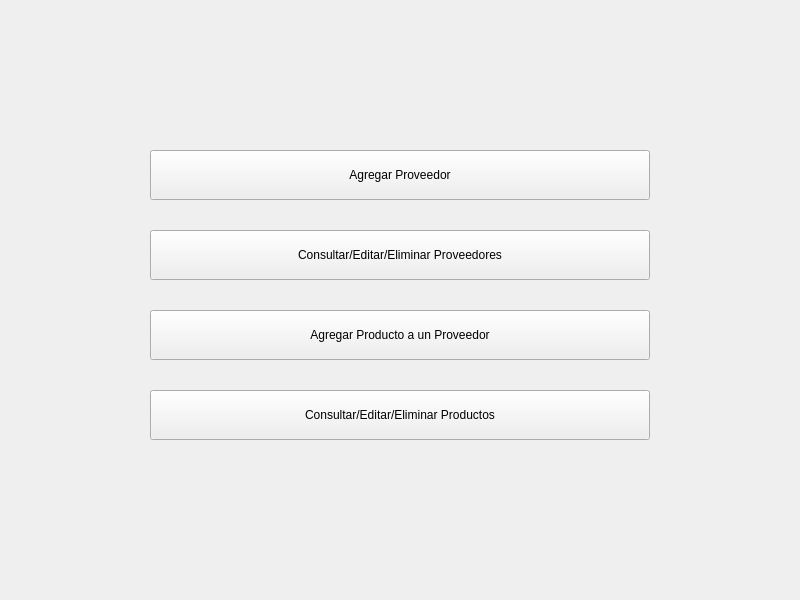
This is proveedores/proveedores.ui in Frakinatra/topicos-desarollo as Qt 5 draws it before an edit. The edited form follows.
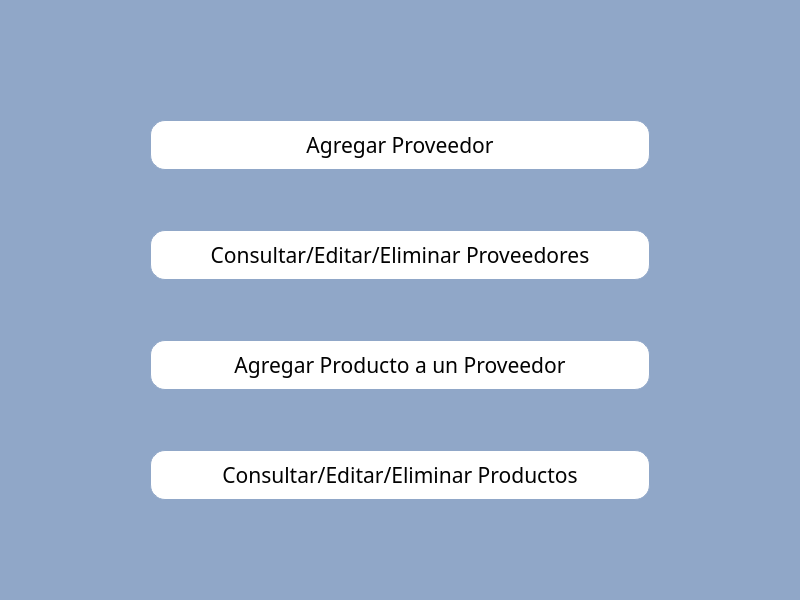
This is the edited form. Icons and pictures are not drawn.

Patch:
```diff
--- a/proveedores/proveedores.ui
+++ b/proveedores/proveedores.ui
@@ -12,15 +12,55 @@
   <property name="windowTitle">
    <string>Módulo de Proveedores</string>
   </property>
+  <widget class="QFrame" name="frame">
+   <property name="geometry">
+    <rect>
+     <x>0</x>
+     <y>0</y>
+     <width>800</width>
+     <height>600</height>
+    </rect>
+   </property>
+   <property name="font">
+    <font>
+     <family>Arial Rounded MT Bold</family>
+     <pointsize>16</pointsize>
+    </font>
+   </property>
+   <property name="styleSheet">
+    <string notr="true">color: rgb(2, 2, 2);
+background-color: qlineargradient(spread:pad, x1:0, y1:0, x2:0, y2:1, stop:0 rgba(255, 0, 0, 255), stop:0.339795 rgba(255, 0, 0, 255), stop:0.339799 rgba(255, 255, 255, 255), stop:0.662444 rgba(255, 255, 255, 255), stop:0.662469 rgba(0, 0, 255, 255), stop:1 rgba(0, 0, 255, 255));
+background-color: rgb(144, 167, 200);</string>
+   </property>
   <widget class="QPushButton" name="btnAgregarProveedor">
    <property name="geometry">
     <rect>
      <x>150</x>
-     <y>150</y>
+      <y>120</y>
      <width>500</width>
      <height>50</height>
     </rect>
    </property>
+    <property name="font">
+     <font>
+      <family>Arial Rounded MT Bold</family>
+      <pointsize>16</pointsize>
+     </font>
+    </property>
+    <property name="styleSheet">
+     <string notr="true">QPushButton{
+    font-family: &quot;Arial Rounded MT Bold&quot;;
+    font-size: 16pt;
+    background-color: rgb(255, 255, 255);
+    border-radius: 15px;
+    border: 1px solid rgb(144, 167, 200);
+}
+
+QPushButton:hover{
+    background-color: rgb(227, 227, 227);
+    border: 1px solid rgb(120, 140, 180);
+}</string>
+    </property>
    <property name="text">
     <string>Agregar Proveedor</string>
    </property>
@@ -34,6 +74,26 @@
      <height>50</height>
     </rect>
    </property>
+    <property name="font">
+     <font>
+      <family>Arial Rounded MT Bold</family>
+      <pointsize>16</pointsize>
+     </font>
+    </property>
+    <property name="styleSheet">
+     <string notr="true">QPushButton{
+    font-family: &quot;Arial Rounded MT Bold&quot;;
+    font-size: 16pt;
+    background-color: rgb(255, 255, 255);
+    border-radius: 15px;
+    border: 1px solid rgb(144, 167, 200);
+}
+
+QPushButton:hover{
+    background-color: rgb(227, 227, 227);
+    border: 1px solid rgb(120, 140, 180);
+}</string>
+    </property>
    <property name="text">
     <string>Consultar/Editar/Eliminar Proveedores</string>
    </property>
@@ -42,11 +102,31 @@
    <property name="geometry">
     <rect>
      <x>150</x>
-     <y>310</y>
+      <y>340</y>
      <width>500</width>
      <height>50</height>
     </rect>
    </property>
+    <property name="font">
+     <font>
+      <family>Arial Rounded MT Bold</family>
+      <pointsize>16</pointsize>
+     </font>
+    </property>
+    <property name="styleSheet">
+     <string notr="true">QPushButton{
+    font-family: &quot;Arial Rounded MT Bold&quot;;
+    font-size: 16pt;
+    background-color: rgb(255, 255, 255);
+    border-radius: 15px;
+    border: 1px solid rgb(144, 167, 200);
+}
+
+QPushButton:hover{
+    background-color: rgb(227, 227, 227);
+    border: 1px solid rgb(120, 140, 180);
+}</string>
+    </property>
    <property name="text">
     <string>Agregar Producto a un Proveedor</string>
    </property>
@@ -55,14 +135,75 @@
    <property name="geometry">
     <rect>
      <x>150</x>
-     <y>390</y>
+      <y>450</y>
      <width>500</width>
      <height>50</height>
     </rect>
    </property>
+    <property name="font">
+     <font>
+      <family>Arial Rounded MT Bold</family>
+      <pointsize>16</pointsize>
+     </font>
+    </property>
+    <property name="styleSheet">
+     <string notr="true">QPushButton{
+    font-family: &quot;Arial Rounded MT Bold&quot;;
+    font-size: 16pt;
+    background-color: rgb(255, 255, 255);
+    border-radius: 15px;
+    border: 1px solid rgb(144, 167, 200);
+}
+
+QPushButton:hover{
+    background-color: rgb(227, 227, 227);
+    border: 1px solid rgb(120, 140, 180);
+}</string>
+    </property>
    <property name="text">
     <string>Consultar/Editar/Eliminar Productos</string>
    </property>
+   </widget>
+   <widget class="QLabel" name="regresar">
+    <property name="geometry">
+     <rect>
+      <x>20</x>
+      <y>20</y>
+      <width>90</width>
+      <height>90</height>
+     </rect>
+    </property>
+    <property name="font">
+     <font>
+      <family>Arial Rounded MT Bold</family>
+      <pointsize>16</pointsize>
+     </font>
+    </property>
+    <property name="styleSheet">
+     <string>
+        QLabel {
+            font-family: &quot;Arial Rounded MT Bold&quot;;
+            font-size: 16pt;
+            border-radius: 10px;
+        }
+        QLabel:hover {
+            background-color: #ccc;
+        }
+        QLabel:pressed {
+            background-color: #aaa;
+        }
+     </string>
+    </property>
+    <property name="text">
+     <string/>
+    </property>
+    <property name="pixmap">
+     <pixmap>../flecha.png</pixmap>
+    </property>
+    <property name="scaledContents">
+     <bool>true</bool>
+    </property>
+   </widget>
   </widget>
  </widget>
  <resources/>
```
Left out of the diff: 1 changed line with no effect on the pictures. Lines whose indentation alone changed are shown as unchanged.
